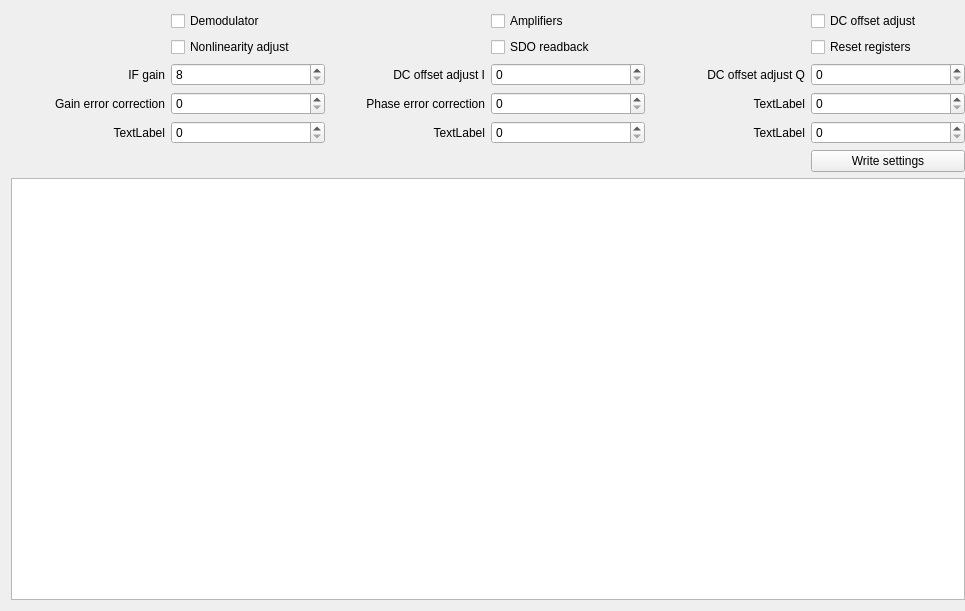
First picture: the form in main_form.ui, repository some-repository/LTC5594_control, before the edit.
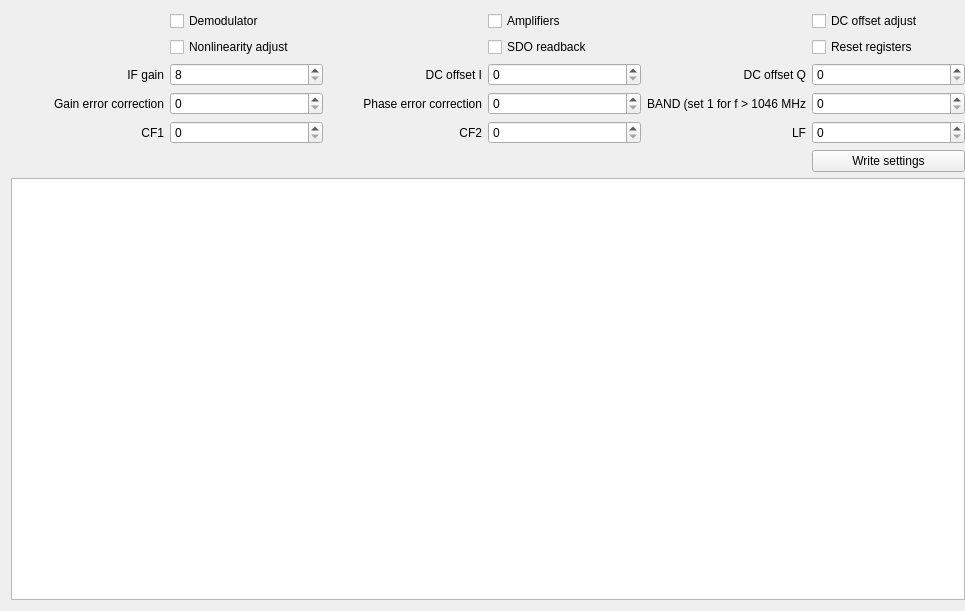
Second picture: the form after the edit.

Commit message: Added PHA adjust and some other changes

```diff
--- a/main_form.ui
+++ b/main_form.ui
@@ -107,7 +107,7 @@
    <item row="3" column="2">
     <widget class="QLabel" name="label_2">
      <property name="text">
-      <string>DC offset adjust I</string>
+      <string>DC offset I</string>
      </property>
      <property name="alignment">
       <set>Qt::AlignRight|Qt::AlignTrailing|Qt::AlignVCenter</set>
@@ -164,7 +164,7 @@
    <item row="3" column="4">
     <widget class="QLabel" name="label_3">
      <property name="text">
-      <string>DC offset adjust Q</string>
+      <string>DC offset Q</string>
      </property>
      <property name="alignment">
       <set>Qt::AlignRight|Qt::AlignTrailing|Qt::AlignVCenter</set>
@@ -194,7 +194,7 @@
    <item row="4" column="4">
     <widget class="QLabel" name="label_6">
      <property name="text">
-      <string>TextLabel</string>
+      <string>BAND (set 1 for f &gt; 1046 MHz</string>
      </property>
      <property name="alignment">
       <set>Qt::AlignRight|Qt::AlignTrailing|Qt::AlignVCenter</set>
@@ -204,7 +204,7 @@
    <item row="5" column="0">
     <widget class="QLabel" name="label_7">
      <property name="text">
-      <string>TextLabel</string>
+      <string>CF1</string>
      </property>
      <property name="alignment">
       <set>Qt::AlignRight|Qt::AlignTrailing|Qt::AlignVCenter</set>
@@ -214,7 +214,7 @@
    <item row="5" column="2">
     <widget class="QLabel" name="label_8">
      <property name="text">
-      <string>TextLabel</string>
+      <string>CF2</string>
      </property>
      <property name="alignment">
       <set>Qt::AlignRight|Qt::AlignTrailing|Qt::AlignVCenter</set>
@@ -224,7 +224,7 @@
    <item row="5" column="4">
     <widget class="QLabel" name="label_9">
      <property name="text">
-      <string>TextLabel</string>
+      <string>LF</string>
      </property>
      <property name="alignment">
       <set>Qt::AlignRight|Qt::AlignTrailing|Qt::AlignVCenter</set>
```
The commit also changes 1 other file.
